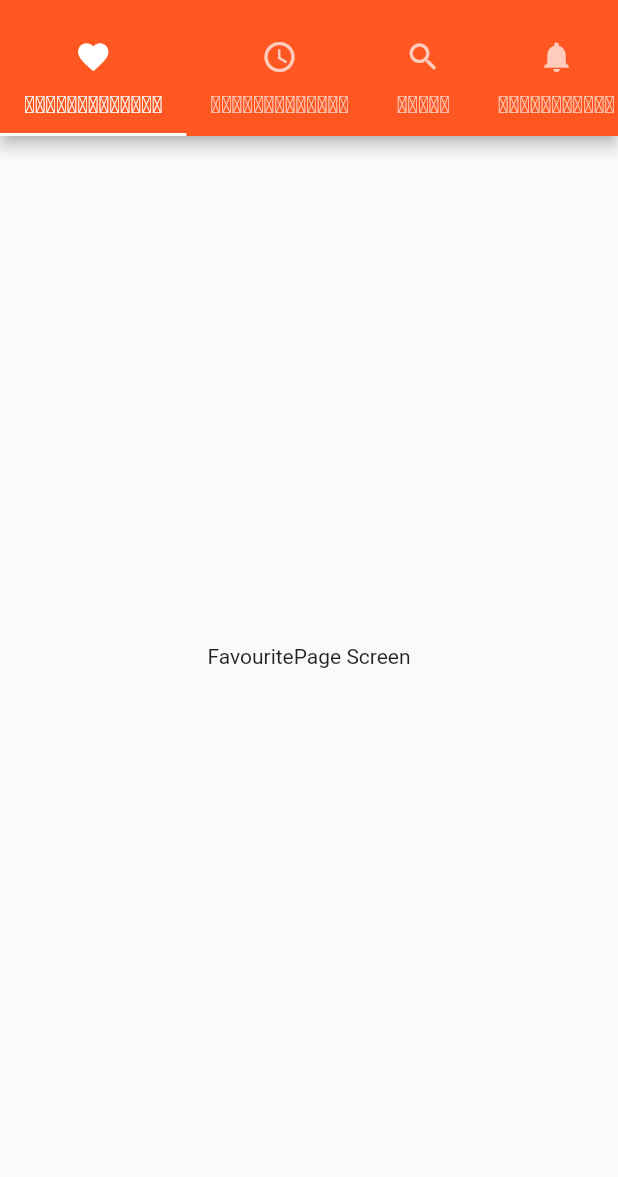
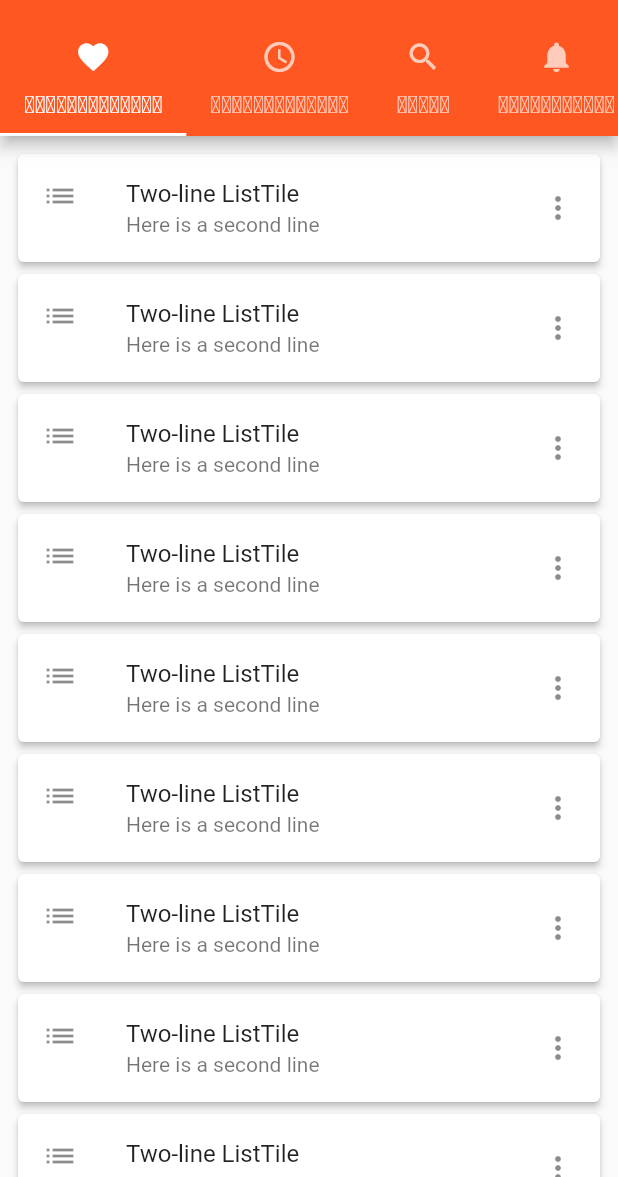
Before and after one commit to govindaghr/zhebsa_assistant, a Flutter app: the screen it shows after launch, on a phone screen of 412 x 824 dp, the part 59-1236 px from its top. Run offline on Flutter 3.47's test engine with Material 2 defaults, Android fonts, the phone set to English and light mode, and no system bars.

Commit message:
Added ListView Builder to favourite page

```diff
--- a/lib/pages/favourite.dart
+++ b/lib/pages/favourite.dart
@@ -3,17 +3,33 @@ import 'package:flutter/material.dart';
 class FavouritePage extends StatelessWidget {
   const FavouritePage({Key? key}) : super(key: key);
 
+//del later and replace with real data
+  FavouritePage? get product => null;
+  Object? get name => null;
+  void selectItem(FavouritePage product) {
+    print(product.name);
+  }
+
   @override
   Widget build(BuildContext context) {
     // setPageTitle('Favourite Page', context);
     return Scaffold(
-      body: Container(
-        width: double.infinity,
-        height: double.infinity,
-        transformAlignment: Alignment.topCenter,
-        child: const Center(
-          child: Text('FavouritePage Screen'),
-        ),
+      body: ListView.builder(
+        itemCount: 15,
+        itemBuilder: (BuildContext context, int index) {
+          return Card(
+            elevation: 2,
+            child: ListTile(
+              // leading: FlutterLogo(size: 56.0),
+              onTap: () => selectItem(product!),
+              leading: Icon(Icons.list),
+              trailing: Icon(Icons.more_vert),
+              title: Text('Two-line ListTile'),
+              subtitle: Text('Here is a second line'),
+            ),
+          );
+        },
+        padding: const EdgeInsets.all(8),
       ),
     );
   }
```
